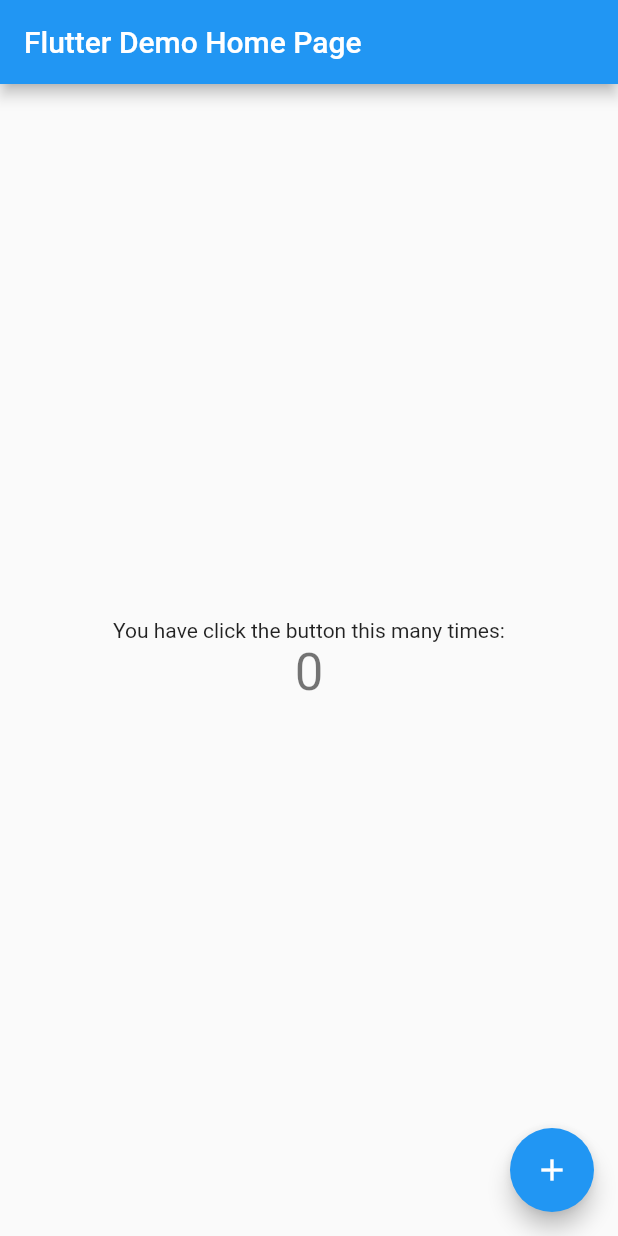
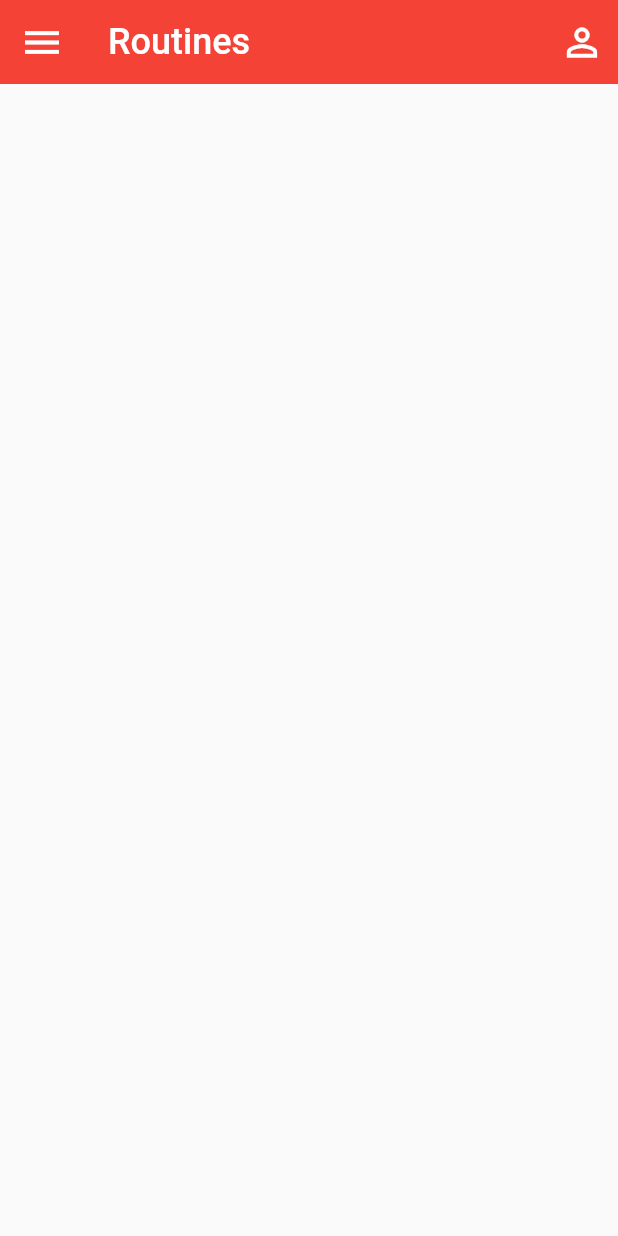
Before and after one commit to FernandoSeli/mehdi-gang, a Flutter app: the screen it shows after launch, on a phone screen of 412 x 824 dp. Run offline on Flutter 3.47's test engine with Material 2 defaults, Android fonts, the phone set to English and light mode, and no system bars.

Commit message:
06/23/20

```diff
--- a/testing/lib/main.dart
+++ b/testing/lib/main.dart
@@ -1,4 +1,5 @@
 import 'package:flutter/material.dart';
+import 'screens/home.dart';
 
 void main() {
   runApp(MyApp());
@@ -9,30 +10,34 @@
   @override
   Widget build(BuildContext context) {
     return MaterialApp(
-      title: 'Flutter Demo',
+      title: 'Flutter Fitness',
+      debugShowCheckedModeBanner: false,
       theme: ThemeData(
         // This is the theme of your application.
         //
         // Try running your application with "flutter run". You'll see the
-        // application has a blue toolbar. Then, without quitting the app, try
+        // application has a red toolbar. Then, without quitting the app, try
         // changing the primarySwatch below to Colors.green and then invoke
         // "hot reload" (press "r" in the console where you ran "flutter run",
         // or simply save your changes to "hot reload" in a Flutter IDE).
         // Notice that the counter didn't reset back to zero; the application
         // is not restarted.
-        primarySwatch: Colors.blue,
+        primaryColor: Colors.red,
+        accentColor: Color(0xFFFEF9EB),
         // This makes the visual density adapt to the platform that you run
         // the app on. For desktop platforms, the controls will be smaller and
-        // closer together (more dense) than on mobile platforms. Father Mehdi
+        // closer together (more dense) than on mobile platforms.
+        //a01
         visualDensity: VisualDensity.adaptivePlatformDensity,
       ),
-      home: MyHomePage(title: 'Flutter Demo Home Page'),
+      // home: MyHomePage(heading: "Flutter Fitness")
+      home: HomeScreen(),
     );
   }
 }
 
 class MyHomePage extends StatefulWidget {
-  MyHomePage({Key key, this.title}) : super(key: key);
+  MyHomePage({Key key, this.heading}) : super(key: key);
 
   // This widget is the home page of your application. It is stateful, meaning
   // that it has a State object (defined below) that contains fields that affect
@@ -43,7 +48,7 @@
   // used by the build method of the State. Fields in a Widget subclass are
   // always marked "final".
 
-  final String title;
+  final String heading;
 
   @override
   _MyHomePageState createState() => _MyHomePageState();
@@ -71,11 +76,11 @@
     // The Flutter framework has been optimized to make rerunning build methods
     // fast, so that you can just rebuild anything that needs updating rather
     // than having to individually change instances of widgets.
-    return Scaffold(
+    var scaffold = Scaffold(
       appBar: AppBar(
         // Here we take the value from the MyHomePage object that was created by
         // the App.build method, and use it to set our appbar title.
-        title: Text(widget.title),
+        title: Text(widget.heading),
       ),
       body: Center(
         // Center is a layout widget. It takes a single child and positions it
@@ -98,20 +103,24 @@
           mainAxisAlignment: MainAxisAlignment.center,
           children: <Widget>[
             Text(
-              'You have click the button this many times:',
+              'Your bench press 1RM:',
             ),
+            Text("Don't forget to pray to Mister Mehdi."),
             Text(
               '$_counter',
               style: Theme.of(context).textTheme.headline4,
             ),
+            Text('How do you add shit outside this center container tho')
           ],
         ),
       ),
       floatingActionButton: FloatingActionButton(
         onPressed: _incrementCounter,
         tooltip: 'Increment',
-        child: Icon(Icons.add),
-      ), // This trailing comma makes auto-formatting nicer for build methods.
+        child: Icon(Icons.person_outline),
+      ),
+       // This trailing comma makes auto-formatting nicer for build methods.
     );
+    return scaffold;
   }
 }
--- /dev/null
+++ b/testing/lib/screens/home.dart
@@ -0,0 +1,56 @@
+import 'package:flutter/material.dart';
+import 'package:flutter/rendering.dart';
+
+class HomeScreen extends StatefulWidget {
+  @override
+  _HomeScreenState createState() => _HomeScreenState();
+}
+
+class _HomeScreenState extends State<HomeScreen> {
+  @override
+  Widget build(BuildContext context){
+    return Scaffold(
+      appBar: AppBar(
+        leading: IconButton(
+          icon: Icon(Icons.menu),
+          iconSize: 30,
+          color: Colors.white,
+          onPressed: (){
+
+          }
+        ),
+        title: Text(
+          'Routines',
+          style: TextStyle(
+            fontSize: 24,
+            // fontWeight: FontWeight.bold,
+          )
+        ),
+        elevation: 0,
+        actions: <Widget>[
+          IconButton(
+            icon: Icon(Icons.person_outline),
+            iconSize: 30,
+            color: Colors.white,
+            onPressed:(){
+              showDialog(context: context,
+              child: AlertDialog(
+                title: Text('Oof!'),
+                content: Text('You pressed a button!'),
+                actions: <Widget>[
+                  FlatButton(
+                    child: Text('Ok sorry.'),
+                    onPressed: (){
+                      Navigator.of(context).pop();
+                    },
+                  )
+                ],
+              ));
+            }
+          )
+        ],
+      ),
+      // body: Column,
+    );
+  }
+}
```
